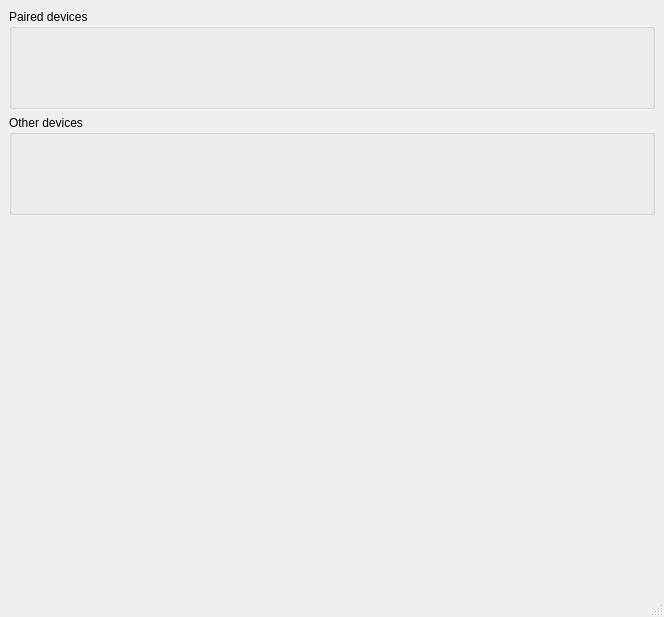
Before: the Qt Designer form mainwindow.ui in surlykke/partooth, drawn with Qt 5.
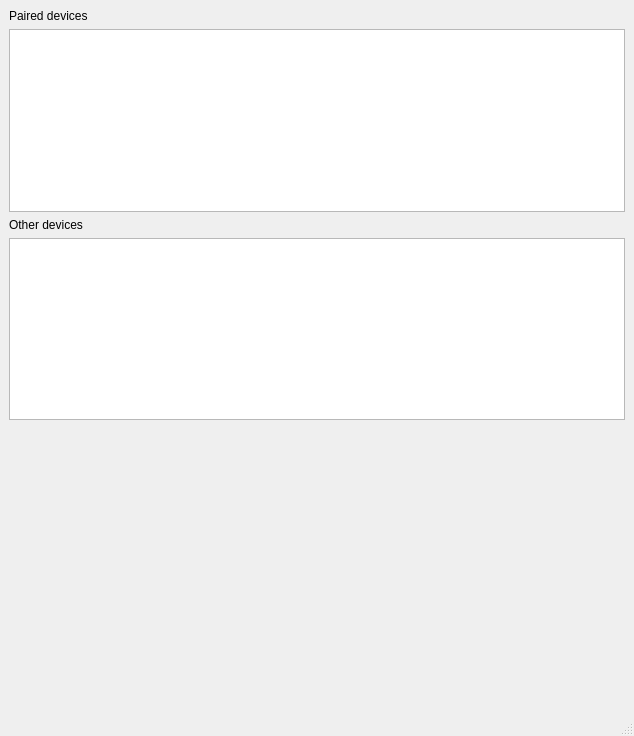
After: the same form once the commit is applied.

Commit message: Change mind again - use qlistview for displaying devices

Patch:
```diff
--- a/mainwindow.ui
+++ b/mainwindow.ui
@@ -6,8 +6,8 @@
    <rect>
     <x>0</x>
     <y>0</y>
-    <width>664</width>
-    <height>617</height>
+    <width>634</width>
+    <height>736</height>
    </rect>
   </property>
   <property name="windowTitle">
@@ -16,33 +16,25 @@
   <widget class="QWidget" name="centralwidget">
    <layout class="QVBoxLayout" name="verticalLayout">
     <item>
-     <widget class="QGroupBox" name="pairedDevicesGroupBox">
-      <property name="minimumSize">
-       <size>
-        <width>0</width>
-        <height>100</height>
-       </size>
-      </property>
-      <property name="title">
+     <widget class="QLabel" name="pairedLabel">
+      <property name="text">
        <string>Paired devices</string>
       </property>
-      <layout class="QVBoxLayout" name="verticalLayout_3"/>
      </widget>
     </item>
     <item>
-     <widget class="QGroupBox" name="otherDevicesGroupBox">
-      <property name="minimumSize">
-       <size>
-        <width>0</width>
-        <height>100</height>
-       </size>
-      </property>
-      <property name="title">
+     <widget class="QListView" name="pairedList"/>
+    </item>
+    <item>
+     <widget class="QLabel" name="otherLabel">
+      <property name="text">
        <string>Other devices</string>
       </property>
-      <layout class="QVBoxLayout" name="verticalLayout_2"/>
      </widget>
     </item>
+    <item>
+     <widget class="QListView" name="otherList"/>
+    </item>
     <item>
      <spacer name="verticalSpacer">
       <property name="orientation">
```
Left out of the diff: 2 changed lines with no effect on the pictures. The commit also changes 10 other files.
